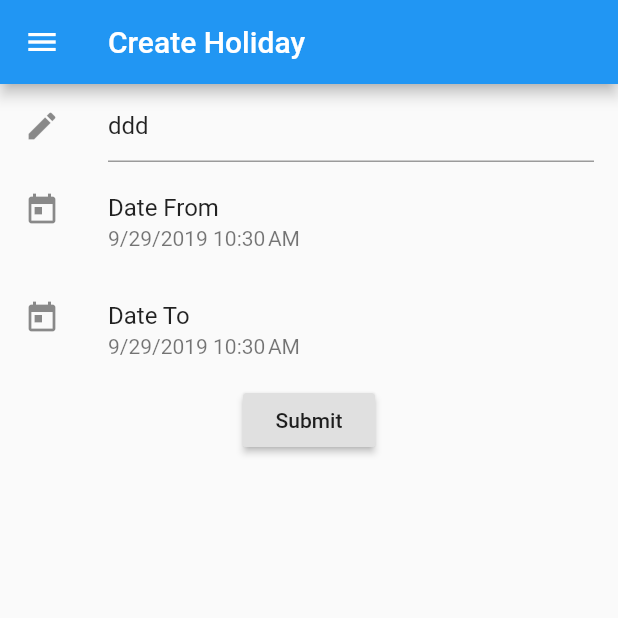
After one commit to robsonala/holiday-calculator, a Flutter app: the CreatePage screen opened by its route, after a tap on "Submit", after a tap on the "add" icon, on a phone screen of 412 x 824 dp, the top half of it. The commit adds this screen. Run offline on Flutter 3.47's test engine with Material 2 defaults, Android fonts, the phone set to English and light mode, and no system bars.

Commit message:
Adding layout create page

```diff
--- /dev/null
+++ b/lib/helpers/Date.dart
@@ -0,0 +1,7 @@
+import 'package:intl/intl.dart';
+
+class DateHelper {
+
+  static String dateHourFormat(DateTime dateTime) => new DateFormat.yMd().add_jm().format(dateTime);
+
+}
--- a/lib/main.dart
+++ b/lib/main.dart
@@ -1,6 +1,6 @@
 import 'package:flutter/material.dart';
+import 'package:holiday2/pages/Create.dart';
 import 'package:holiday2/pages/Home.dart';
-import 'package:holiday2/ui/drawer.dart';
 
 void main() => runApp(MyApp(year: 2019));
 
@@ -24,7 +24,7 @@ class MyApp extends StatelessWidget {
         ),
       ),
       routes: <String, WidgetBuilder>{
-      //  SettingsPage.route: (context) => SettingsPage(),
+        CreatePage.route: (context) => CreatePage(),
       },
     );
   }
--- /dev/null
+++ b/lib/pages/Create.dart
@@ -0,0 +1,131 @@
+import 'dart:async';
+
+import 'package:flutter/cupertino.dart';
+import 'package:flutter/material.dart';
+import 'package:holiday2/helpers/Date.dart';
+import 'package:holiday2/pages/Home.dart';
+import 'package:holiday2/ui/DatePickerModal.dart';
+import 'package:holiday2/ui/drawer.dart';
+
+class CreatePage extends StatelessWidget {
+  static const String route = '/create';
+
+  @override
+  Widget build(BuildContext context) {
+    return Scaffold(
+        appBar: AppBar(title: Text('Create Holiday')),
+        drawer: buildDrawer(context, route),
+        body: CreateForm());
+  }
+}
+
+// Create a Form widget.
+class CreateForm extends StatefulWidget {
+  @override
+  CreateFormState createState() {
+    return CreateFormState();
+  }
+}
+
+// Create a corresponding State class.
+// This class holds data related to the form.
+class CreateFormState extends State<CreateForm> {
+  TextEditingController _controller = TextEditingController(text: 'ddd');
+  DateTime dateTimeFrom = DateTime.now();
+  DateTime dateTimeTo = DateTime.now();
+
+  @override
+  void dispose() {
+    // Clean up the controller when the widget is disposed.
+    _controller.dispose();
+    super.dispose();
+  }
+
+  @override
+  Widget build(BuildContext context) {
+    // Build a Form widget using the _formKey created above.
+    return Form(
+      child: Column(
+        crossAxisAlignment: CrossAxisAlignment.start,
+        children: <Widget>[
+          new ListTile(
+            leading: const Icon(Icons.create),
+            title: new TextField(
+              controller: _controller,
+              decoration: new InputDecoration(
+                hintText: "Title",
+              ),
+            ),
+          ),
+          new ListTile(
+              leading: const Icon(Icons.today),
+              title: const Text('Date From'),
+              subtitle: Text(DateHelper.dateHourFormat(dateTimeFrom)),
+              onTap: () {
+                showCupertinoModalPopup<void>(
+                  context: context,
+                  builder: (BuildContext context) {
+                    return new DatePickerModal(
+                        widget: new CupertinoDatePicker(
+                      mode: CupertinoDatePickerMode.dateAndTime,
+                      initialDateTime: dateTimeFrom,
+                      onDateTimeChanged: (DateTime newDateTime) {
+                        if (mounted) {
+                          setState(() => dateTimeFrom = newDateTime);
+                        }
+                      },
+                    ));
+                  },
+                );
+              }),
+          new ListTile(
+              leading: const Icon(Icons.today),
+              title: const Text('Date To'),
+              subtitle: Text(DateHelper.dateHourFormat(dateTimeTo)),
+              onTap: () {
+                showCupertinoModalPopup<void>(
+                  context: context,
+                  builder: (BuildContext context) {
+                    return new DatePickerModal(
+                        widget: new CupertinoDatePicker(
+                      mode: CupertinoDatePickerMode.dateAndTime,
+                      initialDateTime: dateTimeTo,
+                      onDateTimeChanged: (DateTime newDateTime) {
+                        if (mounted) {
+                          setState(() => dateTimeTo = newDateTime);
+                        }
+                      },
+                    ));
+                  },
+                );
+              }),
+          Align(
+            alignment: AlignmentDirectional.center,
+            child: RaisedButton(
+              onPressed: () {
+                String title = _controller.text.toString();
+
+                Timer.run(() {
+                  showDialog(
+                      context: context,
+                      builder: (BuildContext context) {
+                        return AlertDialog(
+                          content: Text("""
+Title: $title\n
+Date From: $dateTimeFrom\n
+Date To: $dateTimeTo\n
+                        """),
+                        );
+                      });
+                });
+
+                Navigator.pushReplacementNamed(context, HomePage.route);
+              },
+              child: Text('Submit'),
+            ),
+          ),
+        ],
+      ),
+    );
+  }
+}
--- a/lib/pages/Home.dart
+++ b/lib/pages/Home.dart
@@ -1,4 +1,5 @@
 import 'package:flutter/material.dart';
+import 'package:holiday2/pages/Create.dart';
 import 'package:holiday2/ui/drawer.dart';
 
 class HomePage extends StatelessWidget {
@@ -14,7 +15,9 @@ class HomePage extends StatelessWidget {
     return Scaffold(
       appBar: AppBar(title: Text(title)),
       drawer: buildDrawer(context, route),
-        body: ListView.builder(
+      body: SafeArea(
+        top: false,
+          child: ListView.builder(
         // Let the ListView know how many items it needs to build.
         itemCount: items.length,
         // Provide a builder function. This is where the magic happens.
@@ -32,16 +35,19 @@ class HomePage extends StatelessWidget {
           } else if (item is MessageItem) {
             return ListTile(
               title: Text(item.title),
-                subtitle: Text(item.dateFrom.toString() + ' - ' + item.dateTo.toString()),
+              subtitle: Text(
+                  item.dateFrom.toString() + ' - ' + item.dateTo.toString()),
             );
           }
         },
-        ),
+      )),
       floatingActionButton: Column(
         mainAxisAlignment: MainAxisAlignment.end,
         children: <Widget>[
           FloatingActionButton(
-//            onPressed: counter.decrement,
+            onPressed: () {
+              Navigator.pushReplacementNamed(context, CreatePage.route);
+            },
             tooltip: 'Add',
             child: Icon(Icons.add),
           )
--- a/pubspec.yaml
+++ b/pubspec.yaml
@@ -23,6 +23,7 @@ dependencies:
   # The following adds the Cupertino Icons font to your application.
   # Use with the CupertinoIcons class for iOS style icons.
   cupertino_icons: ^0.1.2
+  intl: ^0.16.0
 
 dev_dependencies:
   flutter_test:
```
Also changed, not shown: lib/ui/DatePickerModal.dart (added, +32 -0 lines), pubspec.lock. Lines whose indentation alone changed are shown as unchanged.
